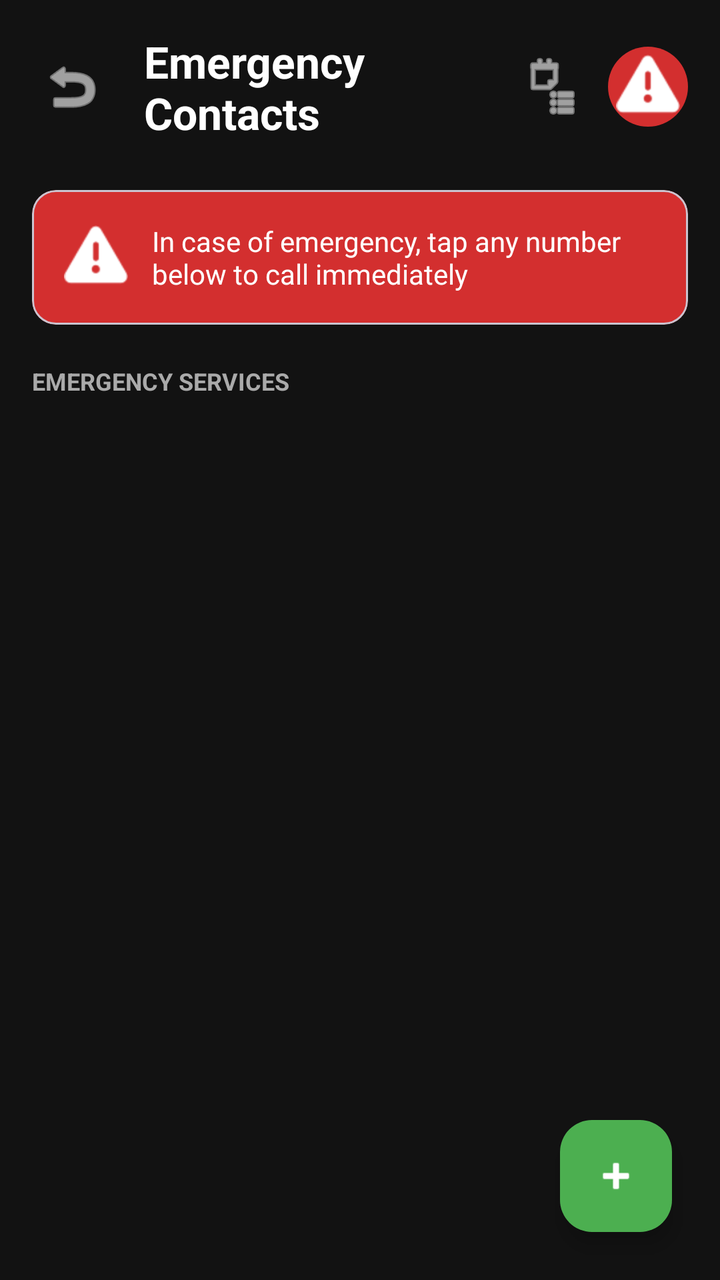
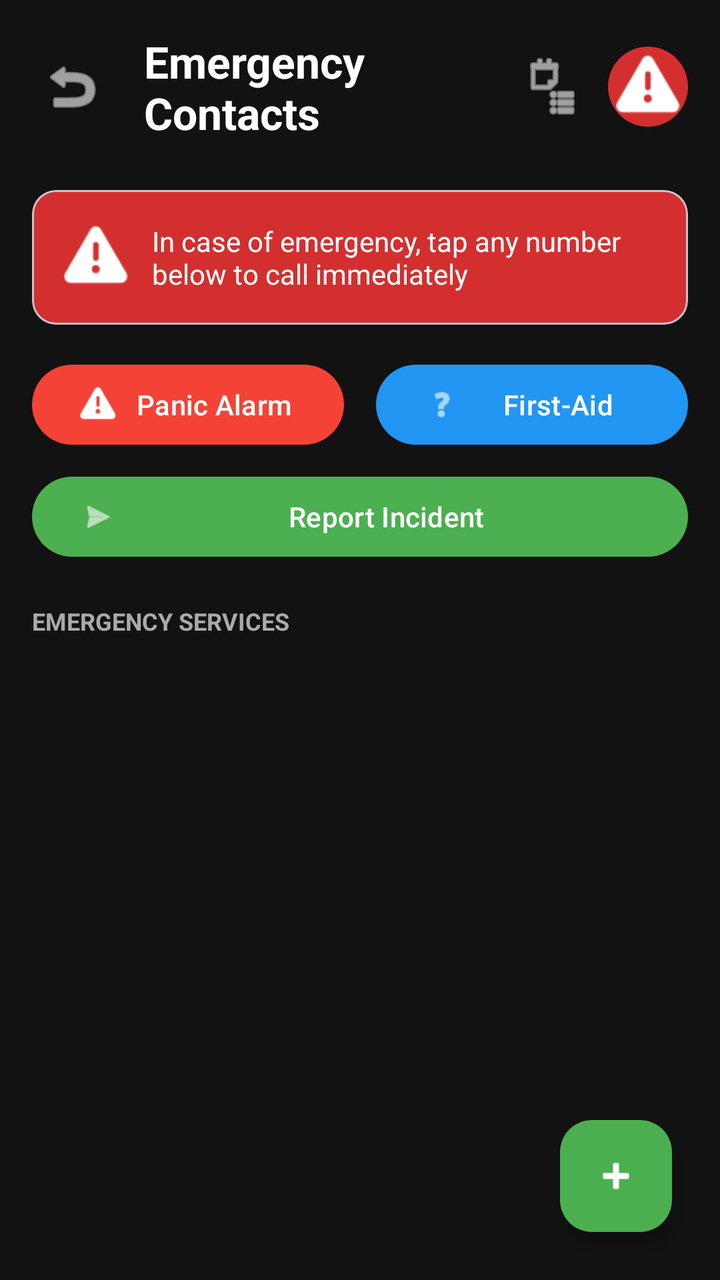

Screens rendered from an Android XML layout before and after an edit, with the pre-edit source and the edit as a unified diff.
<!-- AndroidManifest.xml: application theme Theme.TeraGaurd -->
<!-- res/layout/activity_emergency_contacts.xml -->
<?xml version="1.0" encoding="utf-8"?>
<androidx.constraintlayout.widget.ConstraintLayout
    xmlns:android="http://schemas.android.com/apk/res/android"
    xmlns:app="http://schemas.android.com/apk/res-auto"
    android:id="@+id/main"
    android:layout_width="match_parent"
    android:layout_height="match_parent"
    android:background="#121212">

    
    <LinearLayout
        android:id="@+id/header"
        android:layout_width="match_parent"
        android:layout_height="wrap_content"
        android:orientation="horizontal"
        android:gravity="center_vertical"
        android:padding="16dp"
        app:layout_constraintTop_toTopOf="parent">

        <ImageButton
            android:id="@+id/btnBack"
            android:layout_width="40dp"
            android:layout_height="40dp"
            android:src="@android:drawable/ic_menu_revert"
            android:background="?attr/selectableItemBackgroundBorderless"
            app:tint="@android:color/white"
            android:contentDescription="Back" />

        <TextView
            android:layout_width="0dp"
            android:layout_height="wrap_content"
            android:layout_weight="1"
            android:text="Emergency Contacts"
            android:textSize="22sp"
            android:textStyle="bold"
            android:textColor="@android:color/white"
            android:layout_marginStart="16dp" />

        
        <ImageButton
            android:id="@+id/btnImportContact"
            android:layout_width="40dp"
            android:layout_height="40dp"
            android:src="@android:drawable/ic_menu_agenda"
            android:background="?attr/selectableItemBackgroundBorderless"
            app:tint="@android:color/white"
            android:contentDescription="Import from Phonebook"
            android:layout_marginEnd="8dp" />

        
        <ImageButton
            android:id="@+id/btnSOS"
            android:layout_width="40dp"
            android:layout_height="40dp"
            android:src="@android:drawable/ic_dialog_alert"
            android:background="@drawable/sos_button_background"
            app:tint="@android:color/white"
            android:contentDescription="SOS Mode" />
    </LinearLayout>

    
    <com.google.android.material.card.MaterialCardView
        android:id="@+id/cardInfo"
        android:layout_width="0dp"
        android:layout_height="wrap_content"
        android:layout_marginHorizontal="16dp"
        android:layout_marginTop="8dp"
        app:cardBackgroundColor="#D32F2F"
        app:cardCornerRadius="12dp"
        app:layout_constraintTop_toBottomOf="@id/header"
        app:layout_constraintStart_toStartOf="parent"
        app:layout_constraintEnd_toEndOf="parent">

        <LinearLayout
            android:layout_width="match_parent"
            android:layout_height="wrap_content"
            android:orientation="horizontal"
            android:padding="16dp"
            android:gravity="center_vertical">

            <ImageView
                android:layout_width="32dp"
                android:layout_height="32dp"
                android:src="@android:drawable/ic_dialog_alert"
                app:tint="@android:color/white"
                android:contentDescription="Emergency" />

            <TextView
                android:layout_width="wrap_content"
                android:layout_height="wrap_content"
                android:text="In case of emergency, tap any number below to call immediately"
                android:textColor="@android:color/white"
                android:textSize="14sp"
                android:layout_marginStart="12dp" />
        </LinearLayout>
    </com.google.android.material.card.MaterialCardView>

    
    <TextView
        android:id="@+id/txtEmergencyTitle"
        android:layout_width="wrap_content"
        android:layout_height="wrap_content"
        android:text="EMERGENCY SERVICES"
        android:textColor="#AAAAAA"
        android:textSize="12sp"
        android:textStyle="bold"
        android:layout_marginStart="16dp"
        android:layout_marginTop="20dp"
        app:layout_constraintTop_toBottomOf="@id/cardInfo"
        app:layout_constraintStart_toStartOf="parent" />

    
    <androidx.recyclerview.widget.RecyclerView
        android:id="@+id/recyclerContacts"
        android:layout_width="0dp"
        android:layout_height="0dp"
        android:layout_marginTop="8dp"
        android:clipToPadding="false"
        android:paddingBottom="80dp"
        app:layout_constraintTop_toBottomOf="@id/txtEmergencyTitle"
        app:layout_constraintBottom_toBottomOf="parent"
        app:layout_constraintStart_toStartOf="parent"
        app:layout_constraintEnd_toEndOf="parent" />

    
    <com.google.android.material.floatingactionbutton.FloatingActionButton
        android:id="@+id/fabAddContact"
        android:layout_width="wrap_content"
        android:layout_height="wrap_content"
        android:layout_margin="24dp"
        android:src="@android:drawable/ic_input_add"
        android:contentDescription="Add Contact"
        app:backgroundTint="#4CAF50"
        app:tint="@android:color/white"
        app:layout_constraintBottom_toBottomOf="parent"
        app:layout_constraintEnd_toEndOf="parent" />

</androidx.constraintlayout.widget.ConstraintLayout>
<!-- resources referenced by this layout -->
<resources>
  <!-- drawable sos_button_background (drawable) -->
  <?xml version="1.0" encoding="utf-8"?>
  <shape xmlns:android="http://schemas.android.com/apk/res/android"
      android:shape="oval">
      
      <solid android:color="#D32F2F" />
      
      <size
          android:width="40dp"
          android:height="40dp" />
          
  </shape>
  <style name="Theme.TeraGaurd" parent="Base.Theme.TeraGaurd" />
  <style name="Base.Theme.TeraGaurd" parent="Theme.Material3.DayNight.NoActionBar">
          
          
      </style>
</resources>

<!-- the commit's change to res/layout/activity_emergency_contacts.xml (unified diff, before → after) -->
@@ -96,6 +96,59 @@
     </com.google.android.material.card.MaterialCardView>
 
     
+    <LinearLayout
+        android:id="@+id/llSafetyFeatures"
+        android:layout_width="match_parent"
+        android:layout_height="wrap_content"
+        android:orientation="horizontal"
+        android:layout_marginTop="16dp"
+        android:layout_marginHorizontal="16dp"
+        app:layout_constraintTop_toBottomOf="@id/cardInfo"
+        app:layout_constraintStart_toStartOf="parent"
+        app:layout_constraintEnd_toEndOf="parent">
+
+        <com.google.android.material.button.MaterialButton
+            android:id="@+id/btnLaunchPanicAlarm"
+            android:layout_width="0dp"
+            android:layout_height="wrap_content"
+            android:layout_weight="1"
+            android:layout_marginEnd="8dp"
+            android:text="Panic Alarm"
+            android:textColor="@android:color/white"
+            app:backgroundTint="#F44336"
+            app:icon="@android:drawable/ic_dialog_alert"
+            app:iconTint="@android:color/white" />
+
+        <com.google.android.material.button.MaterialButton
+            android:id="@+id/btnLaunchFirstAid"
+            android:layout_width="0dp"
+            android:layout_height="wrap_content"
+            android:layout_weight="1"
+            android:layout_marginStart="8dp"
+            android:text="First-Aid"
+            android:textColor="@android:color/white"
+            app:backgroundTint="#2196F3"
+            app:icon="@android:drawable/ic_menu_help"
+            app:iconTint="@android:color/white" />
+    </LinearLayout>
+
+    
+    <com.google.android.material.button.MaterialButton
+        android:id="@+id/btnLaunchReportIncident"
+        android:layout_width="match_parent"
+        android:layout_height="wrap_content"
+        android:layout_marginHorizontal="16dp"
+        android:layout_marginTop="8dp"
+        android:text="Report Incident"
+        android:textColor="@android:color/white"
+        app:backgroundTint="#4CAF50"
+        app:icon="@android:drawable/ic_menu_send"
+        app:iconTint="@android:color/white"
+        app:layout_constraintTop_toBottomOf="@id/llSafetyFeatures"
+        app:layout_constraintStart_toStartOf="parent"
+        app:layout_constraintEnd_toEndOf="parent" />
+
+    
     <TextView
         android:id="@+id/txtEmergencyTitle"
         android:layout_width="wrap_content"
@@ -106,7 +159,7 @@
         android:textStyle="bold"
         android:layout_marginStart="16dp"
         android:layout_marginTop="20dp"
-        app:layout_constraintTop_toBottomOf="@id/cardInfo"
+        app:layout_constraintTop_toBottomOf="@id/btnLaunchReportIncident"
         app:layout_constraintStart_toStartOf="parent" />
 
     
